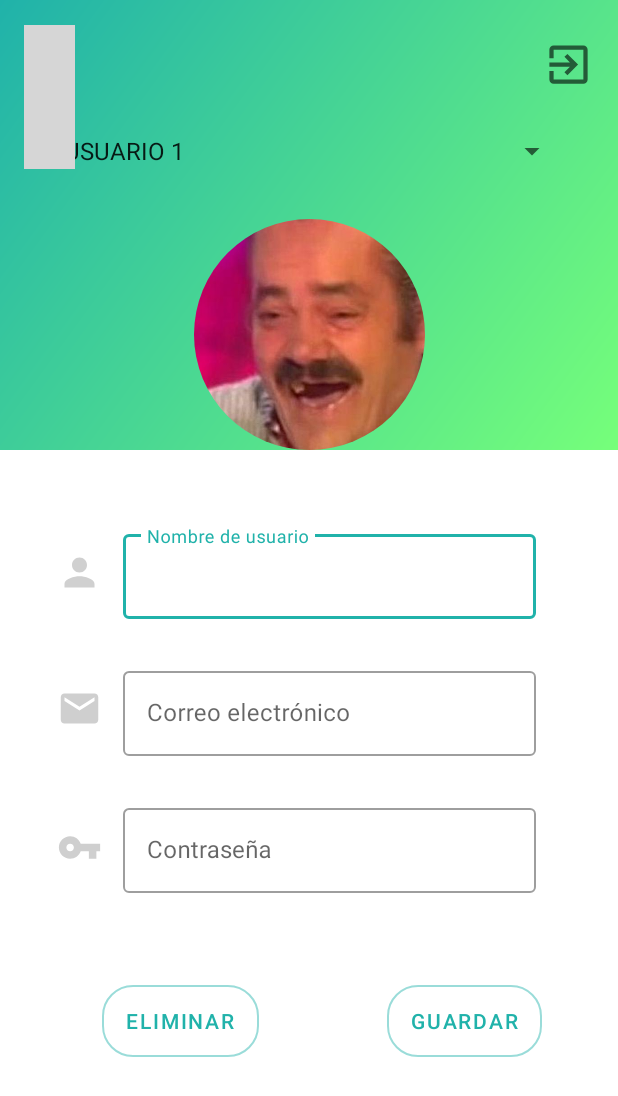
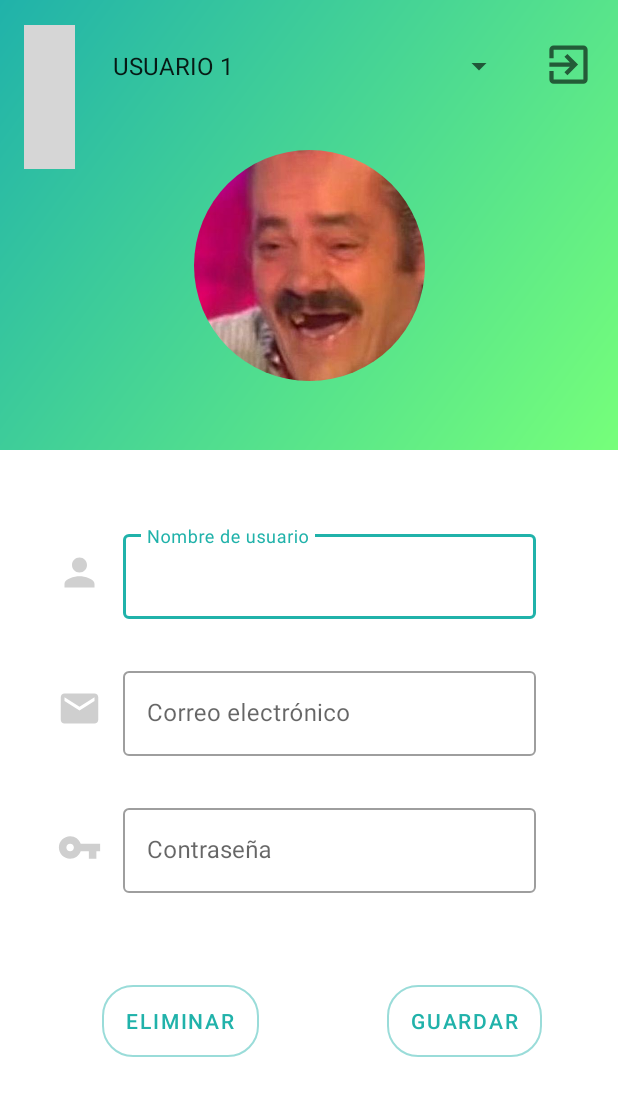
Before and after one commit to Mimenza/Reto01_JanEtaBizi, an Android app: the activity_7_01usuarios screen opened directly, with no data from a screen before it, on a phone screen of 412 x 824 dp. Shown: the top 1096 px of the screen. Run offline under Robolectric (Android 15) with nearby library versions, the phone set to English and light mode, and no system bars; our stand-ins replace CircleImageView; Roboto replaces fonts that are not available here; grey boxes are pictures that could not be loaded.

Commit message:
centrar usuarios gestion

```diff
--- a/app/src/main/res/layout/activity_7_01usuarios.xml
+++ b/app/src/main/res/layout/activity_7_01usuarios.xml
@@ -53,7 +53,7 @@
         app:layout_constraintEnd_toEndOf="parent"
         app:layout_constraintStart_toStartOf="parent"
         app:layout_constraintTop_toTopOf="parent"
-        app:layout_constraintVertical_bias="0.218" />
+        app:layout_constraintVertical_bias="0.149" />
 
     <ImageView
     android:id="@+id/imageView"
@@ -185,21 +185,20 @@
         app:layout_constraintVertical_bias="0.846" />
 
 
-
     <Spinner
         android:id="@+id/spinner_usuarios"
-        android:layout_width="344dp"
-        android:layout_height="56dp"
+        android:layout_width="276dp"
+        android:layout_height="53dp"
         android:layout_marginStart="8dp"
         android:layout_marginTop="8dp"
         android:layout_marginEnd="8dp"
         android:layout_marginBottom="8dp"
         app:layout_constraintBottom_toBottomOf="parent"
         app:layout_constraintEnd_toEndOf="parent"
-        app:layout_constraintHorizontal_bias="0.511"
+        app:layout_constraintHorizontal_bias="0.495"
         app:layout_constraintStart_toStartOf="parent"
         app:layout_constraintTop_toTopOf="parent"
-        app:layout_constraintVertical_bias="0.086"
+        app:layout_constraintVertical_bias="0.012"
 
 
         tools:ignore="SpeakableTextPresentCheck" />
```
